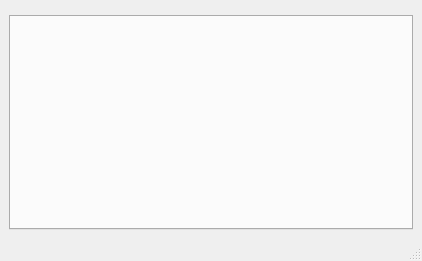
Qt form QT_Project/Forms/MainWindow.ui (Dingola/Qt-LogViewer) before a commit.
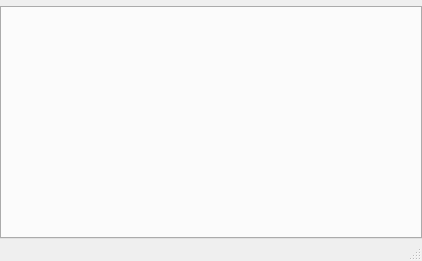
The same form after that commit. Custom widgets are drawn as their Qt base class.

Commit message:
feat(ui): customizable DockWidget close button; QSS and layout refinements
- Add custom title bar with QToolButton and SVG-tinted close icon
- Expose Q_PROPERTIES: close_icon_color, close_icon_color_hover, close_icon_px
- Handle hover/press via eventFilter; rebuild icon on show/update
- Simplify API: remove object_name from create_dock_title_bar
- Apply new title bar to all docks; zero unnecessary margins; simplify Log Details dock
- Refresh style.qss: dock/toolbutton vars, header/tab/table metrics, palette tweaks
- Set central layout margins to 0 in MainWindow.ui

What changed in the file:
```diff
--- a/QT_Project/Forms/MainWindow.ui
+++ b/QT_Project/Forms/MainWindow.ui
@@ -15,6 +15,18 @@
   </property>
   <widget class="QWidget" name="centralwidget">
    <layout class="QVBoxLayout" name="verticalLayout">
+    <property name="leftMargin">
+     <number>0</number>
+    </property>
+    <property name="topMargin">
+     <number>0</number>
+    </property>
+    <property name="rightMargin">
+     <number>0</number>
+    </property>
+    <property name="bottomMargin">
+     <number>0</number>
+    </property>
     <item>
      <widget class="LogFilterBarWidget" name="logFilterBarWidget" native="true"/>
     </item>
```
The commit also changes 5 other files.
